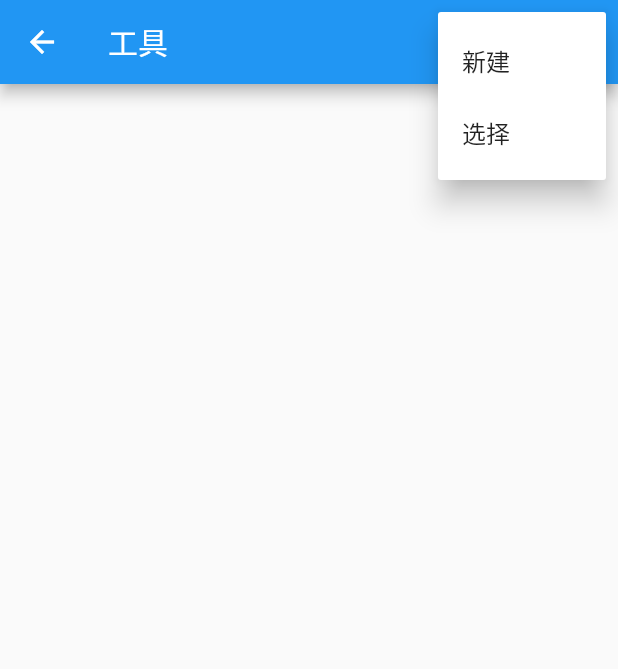
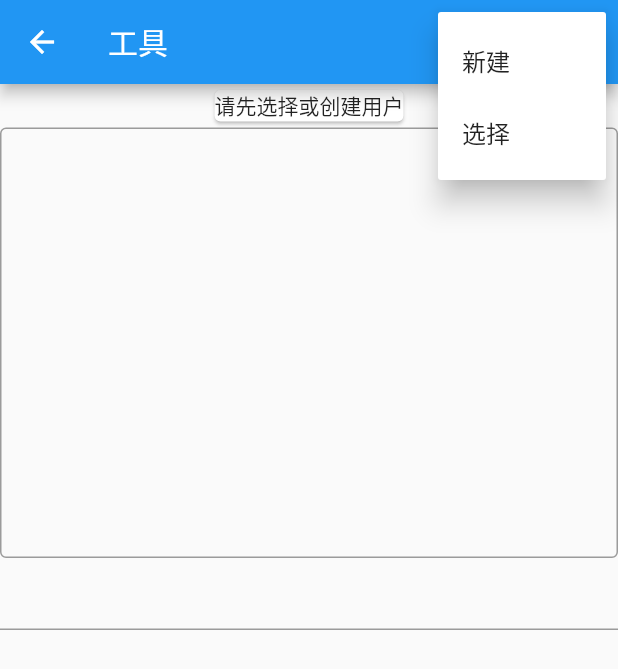
Before and after one commit to ZhipeiYang/WiFi_Tools, a Flutter app: the ToolsPage screen opened directly, after a tap on the "more vert" icon, on a phone screen of 412 x 824 dp. Shown: the top 669 px of the screen. Run offline on Flutter 3.47's test engine with Material 2 defaults, Android fonts, the phone set to English and light mode, and no system bars; our stand-ins replace sqflite; missing offline and left inert: ssh; accounts and stored records are empty.

Commit message:
加入SSH功能，还需要一些优化

```diff
--- a/lib/Pages/toolspage.dart
+++ b/lib/Pages/toolspage.dart
@@ -2,12 +2,21 @@ import 'package:flutter/material.dart';
 import 'package:wifitools/Tips/new_connection.dart';
 import 'package:wifitools/Tips/select_connection.dart';
 import 'package:wifitools/Class/conn.dart';
+import 'package:ssh/ssh.dart';
+import 'package:flutter/services.dart';
+
+
 class ToolsPage extends StatefulWidget {
   _ToolsPageState createState() => _ToolsPageState();
 }
 
 class _ToolsPageState extends State<ToolsPage> {
   ConnectInfo _connectInfo;
+  SSHClient _client;
+  TextEditingController _terminalController = TextEditingController();
+  TextEditingController _inputController = TextEditingController();
+  FocusNode _focusNode = FocusNode();
+  bool _shellFlag=false;
   @override
   Widget build(BuildContext context) {
     return Scaffold(
@@ -24,8 +33,10 @@ class _ToolsPageState extends State<ToolsPage> {
                           new MaterialPageRoute(
                               builder: (context) => NewConnection()),
                         ).then((value) {
-                        if(value!=null){
-                          Scaffold.of(context).showSnackBar(SnackBar(content: Text("$value"),));
+                          if (value != null) {
+                            Scaffold.of(context).showSnackBar(SnackBar(
+                              content: Text("$value"),
+                            ));
                           }
                           //print(value);
                         });
@@ -34,11 +45,16 @@ class _ToolsPageState extends State<ToolsPage> {
                           context,
                           new MaterialPageRoute(
                               builder: (context) => SelectConn()),
-                      ).then((value){
-                       if(value!=null){
+                        ).then((value) {
+                          if (value != null) {
                             setState(() {
-                         _connectInfo=value;
+                              _connectInfo = value;
                               _connectInfo.printUtil();
+                              _client = SSHClient(
+                                  host: _connectInfo.host,
+                                  port: _connectInfo.port,
+                                  username: _connectInfo.user,
+                                  passwordOrKey: _connectInfo.key);
                             });
                           }
                         });
@@ -53,7 +69,113 @@ class _ToolsPageState extends State<ToolsPage> {
             )
           ],
         ),
-      body:Container()
+        body: new Column(children: <Widget>[
+          getCard(context),
+          Flexible(
+              child: TextField(
+            maxLines: 13,
+            // enabled: false,
+            decoration: InputDecoration(
+              border: OutlineInputBorder(
+                borderSide: BorderSide(width: 0)
+              )
+            ),
+            controller: _terminalController,
+          )),
+          //Divider(height: 1.0),
+          TextField(
+            focusNode: _focusNode,
+            onSubmitted: (value) async {
+              //submit(value);
+
+              if(_shellFlag==true){
+                print(await _client.writeToShell(_inputController.text+'\n'));
+              }
+              _inputController.clear();
+            },
+            onEditingComplete: () =>
+                FocusScope.of(context).requestFocus(_focusNode),
+            controller: _inputController,
+          )
+        ]));
+  }
+
+  submit(String s) {
+    _inputController.clear();
+    _terminalController.text += s + '\n';
+  }
+
+  getCard(BuildContext context) {
+    if (_connectInfo != null) {
+      return Card(
+          child: Row(
+        children: <Widget>[
+          Container(
+            margin: EdgeInsets.only(left: 20, right: 20),
+            child: Icon(Icons.airplay),
+          ),
+          Expanded(
+            child: Column(
+              crossAxisAlignment: CrossAxisAlignment.start,
+              children: <Widget>[
+                Text(
+                  _connectInfo.host + ':' + _connectInfo.port.toString(),
+                  style: TextStyle(
+                    fontSize: 18,
+                  ),
+                ),
+                Text(
+                  _connectInfo.user,
+                  style: TextStyle(fontSize: 16, color: Colors.grey),
+                ),
+              ],
+            ),
+          ),
+          Container(
+            margin: EdgeInsets.only(left: 20, right: 20),
+            child: RaisedButton(
+              color: _shellFlag==false?Colors.blue:Colors.red,
+              textColor: Colors.white,
+              child: Text(_shellFlag==false?'连接':'断开'),
+              onPressed: () async {
+                if(_shellFlag==false){
+                  try {
+                  String result = await _client.connect();
+                  if (result == "session_connected") {
+                    result = await _client.startShell(
+                       // ptyType: "ansi",
+                        callback: (dynamic res) {
+                          _terminalController.text += res;
+                          print(res+'\n');
+                        });
+
+                    if (result == "shell_started") {
+                      setState(() {
+                       _shellFlag=true;
+                       _terminalController.clear();
+                      });
+                    }
+                  }
+                } on PlatformException catch (e) {
+                  submit('Error: ${e.code}\nError Message: ${e.message}\n');
+                }
+                }else{
+                  _client.closeShell();
+                  _terminalController.clear();
+                  _terminalController.text='连接断开';
+                  setState(() {
+                   _shellFlag=false;
+                  });
+                }
+              },
+            ),
+          )
+        ],
+      ));
+    } else {
+      return Card(
+        child: Text('请先选择或创建用户'),
       );
     }
   }
+}
--- a/pubspec.yaml
+++ b/pubspec.yaml
@@ -29,6 +29,7 @@ dev_dependencies:
   build_runner: ^1.0.0
   json_serializable: ^2.0.0
   sqflite: ^1.1.0
+  ssh: ^0.0.3
   uuid: ^1.0.3
   flutter_test:
     sdk: flutter
```
Also changed, not shown: pubspec.lock. Lines whose indentation alone changed are shown as unchanged.
